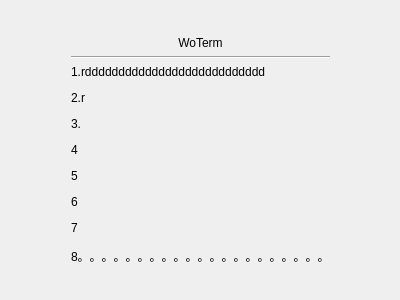
This is woterm/qwousagewidget.ui in hongnod/woterm as Qt 5 draws it before an edit. The edited form follows.
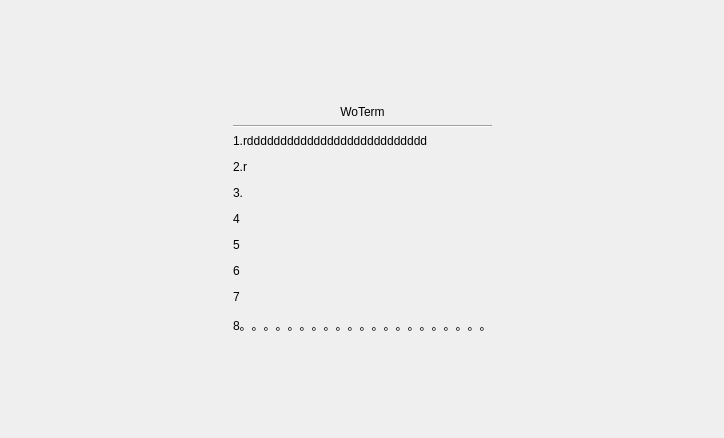
This is the edited form.

```diff
--- a/woterm/qwousagewidget.ui
+++ b/woterm/qwousagewidget.ui
@@ -6,13 +6,16 @@
    <rect>
     <x>0</x>
     <y>0</y>
-    <width>400</width>
-    <height>300</height>
+    <width>724</width>
+    <height>438</height>
    </rect>
   </property>
   <property name="windowTitle">
    <string>Form</string>
   </property>
+  <property name="styleSheet">
+   <string notr="true"/>
+  </property>
   <layout class="QVBoxLayout" name="verticalLayout_2">
    <item>
     <spacer name="verticalSpacer">
```
